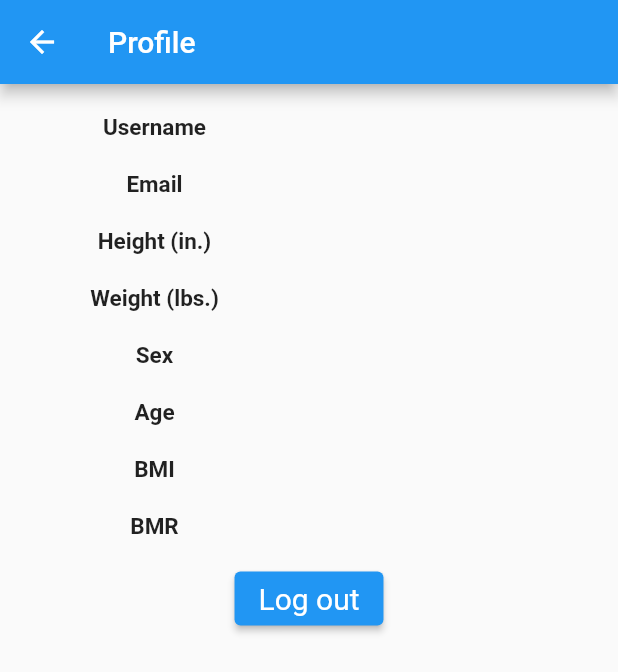
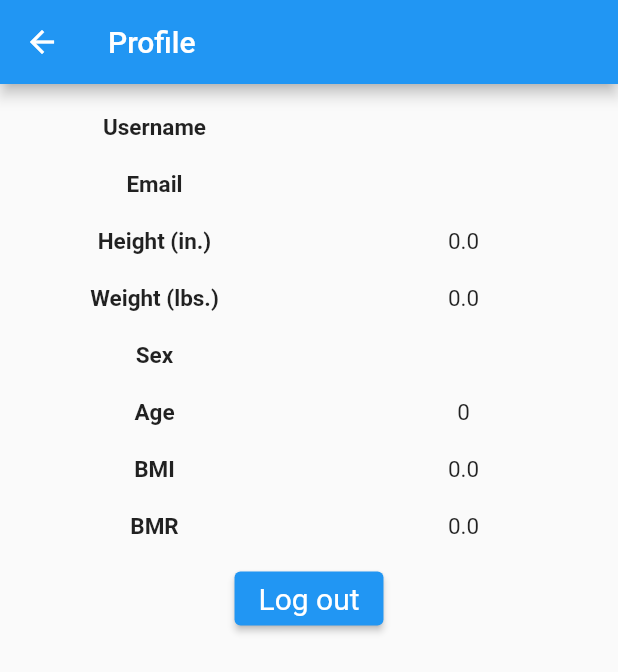
Before and after one commit to moredrowsy/dieter, a Flutter app: the Profile screen opened directly with empty values, on a phone screen of 412 x 824 dp. Shown: the top 672 px of the screen. Run offline on Flutter 3.47's test engine with Material 2 defaults, Android fonts, the phone set to English and light mode, and no system bars.

Commit message:
Changed Food and User entities json serialization properties

```diff
--- a/lib/classes/food.dart
+++ b/lib/classes/food.dart
@@ -3,10 +3,31 @@ class Food {
 
   String name;
   int calories;
+
+  Food.fromJson(Map<String, dynamic> json)
+      : name = json['name'],
+        calories = int.parse(json['calories']);
+
+  Map<String, dynamic> toJson() => {
+        'name': name,
+        'calories': calories.toString(),
+      };
 }
 
 class FoodItem extends Food {
   FoodItem({String name = "", int calories = 0, this.done = false})
       : super(name: name, calories: calories);
   bool done;
+
+  factory FoodItem.fromJson(Map<String, dynamic> json) {
+    final food = Food.fromJson(json);
+
+    return FoodItem(
+        name: food.name,
+        calories: food.calories,
+        done: json['done'] == 'true' ? true : false);
+  }
+
+  @override
+  Map<String, dynamic> toJson() => {...super.toJson(), 'done': done.toString()};
 }
--- a/lib/classes/user.dart
+++ b/lib/classes/user.dart
@@ -2,44 +2,44 @@ class User {
   final String username;
   final String password;
   final String email;
-  String height; // in inches, in
-  String weight; // in pounds, lbs
+  double height; // in inches, in
+  double weight; // in pounds, lbs
   String sex; // male or female
-  String age;
-  String bmi;
-  String bmr;
+  int age;
+  double bmi;
+  double bmr;
 
   User(
       {this.username = "",
       this.password = "",
       this.email = "",
-      this.height = "",
-      this.weight = "",
+      this.height = 0,
+      this.weight = 0,
       this.sex = "",
-      this.age = "",
-      this.bmi = "",
-      this.bmr = ""});
+      this.age = 0,
+      this.bmi = 0,
+      this.bmr = 0});
 
   User.fromJson(Map<String, dynamic> json)
       : username = json['username'],
         password = json['password'],
         email = json['email'],
-        height = json['height'],
-        weight = json['weight'],
+        height = double.parse(json['height']),
+        weight = double.parse(json['weight']),
         sex = json['sex'],
-        age = json['age'],
-        bmi = json['bmi'],
-        bmr = json['bmr'];
+        age = int.parse(json['age']),
+        bmi = double.parse(json['bmi']),
+        bmr = double.parse(json['bmr']);
 
   Map<String, dynamic> toJson() => {
         'username': username,
         'password': password,
         'email': email,
-        'height': height,
-        'weight': weight,
+        'height': height.toString(),
+        'weight': weight.toString(),
         'sex': sex,
-        'age': age,
-        'bmi': bmi,
-        'bmr': bmr,
+        'age': age.toString(),
+        'bmi': bmi.toString(),
+        'bmr': bmr.toString(),
       };
 }
--- a/lib/routes/profile.dart
+++ b/lib/routes/profile.dart
@@ -93,7 +93,7 @@ class _ProfileState extends BasePageState<Profile> {
                 Expanded(
                   child: Center(
                     child: Text(
-                      widget.user.height,
+                      widget.user.height.toString(),
                       style: const TextStyle(fontSize: 15),
                     ),
                   ),
@@ -117,7 +117,7 @@ class _ProfileState extends BasePageState<Profile> {
                 Expanded(
                   child: Center(
                     child: Text(
-                      widget.user.weight,
+                      widget.user.weight.toString(),
                       style: const TextStyle(fontSize: 15),
                     ),
                   ),
@@ -165,7 +165,7 @@ class _ProfileState extends BasePageState<Profile> {
                 Expanded(
                   child: Center(
                     child: Text(
-                      widget.user.age,
+                      widget.user.age.toString(),
                       style: const TextStyle(fontSize: 15),
                     ),
                   ),
@@ -189,7 +189,7 @@ class _ProfileState extends BasePageState<Profile> {
                 Expanded(
                   child: Center(
                     child: Text(
-                      widget.user.bmi,
+                      widget.user.bmi.toString(),
                       style: const TextStyle(fontSize: 15),
                     ),
                   ),
@@ -213,7 +213,7 @@ class _ProfileState extends BasePageState<Profile> {
                 Expanded(
                   child: Center(
                     child: Text(
-                      widget.user.bmr,
+                      widget.user.bmr.toString(),
                       style: const TextStyle(fontSize: 15),
                     ),
                   ),
--- a/lib/routes/today.dart
+++ b/lib/routes/today.dart
@@ -47,7 +47,7 @@ class _HomeState extends BasePageState<Home> {
                 ),
                 Expanded(
                   child: Center(
-                    child: Text(widget.user.bmr,
+                    child: Text(widget.user.bmr.toString(),
                         style: const TextStyle(fontSize: 18)),
                   ),
                 ),
--- a/lib/utils/helpers.dart
+++ b/lib/utils/helpers.dart
@@ -7,7 +7,7 @@ double getBMI(double height, double weight) {
   return bmi;
 }
 
-double getBMR(double height, double weight, double age, String sex) {
+double getBMR(double height, double weight, int age, String sex) {
   // Calculate BMR
   // https://www.livestrong.com/article/382462-what-is-bmi-and-bmr/
   double bmr = 0;
```
Also changed, not shown: lib/routes/login.dart (+10 -13 lines), lib/routes/signup.dart (+16 -14 lines).
